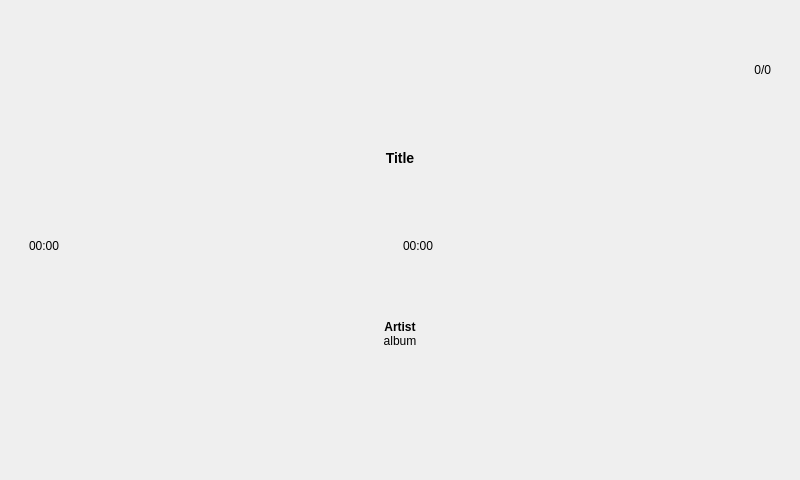
The window that src/ui/playerform.ui (niktischenko/someplayer) describes before a commit, drawn with Qt 5.
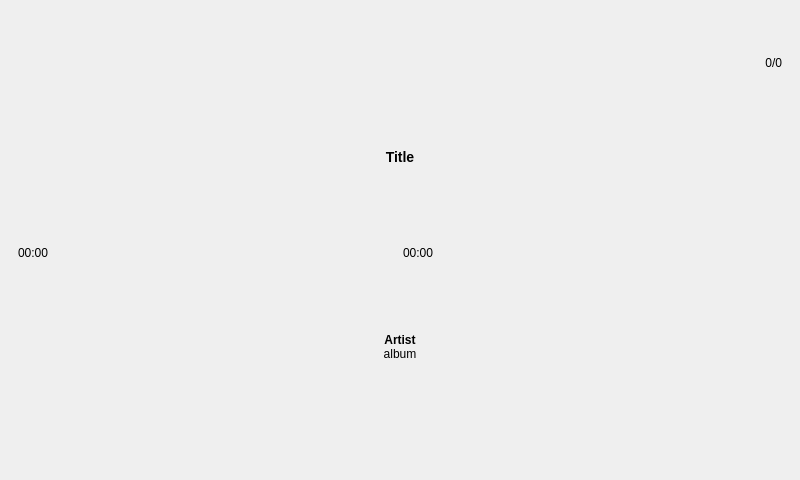
The same window after the commit. Icons and pictures are not drawn.

Commit message: Hiding search panel when busy widget showed - improved playerform

```diff
--- a/src/ui/playerform.ui
+++ b/src/ui/playerform.ui
@@ -14,6 +14,12 @@
    <string>Form</string>
   </property>
   <layout class="QVBoxLayout" name="verticalLayout">
+   <property name="spacing">
+    <number>0</number>
+   </property>
+   <property name="margin">
+    <number>0</number>
+   </property>
    <item>
     <widget class="QStackedWidget" name="stackedWidget">
      <property name="currentIndex">
```
The commit also changes 1 other file.
